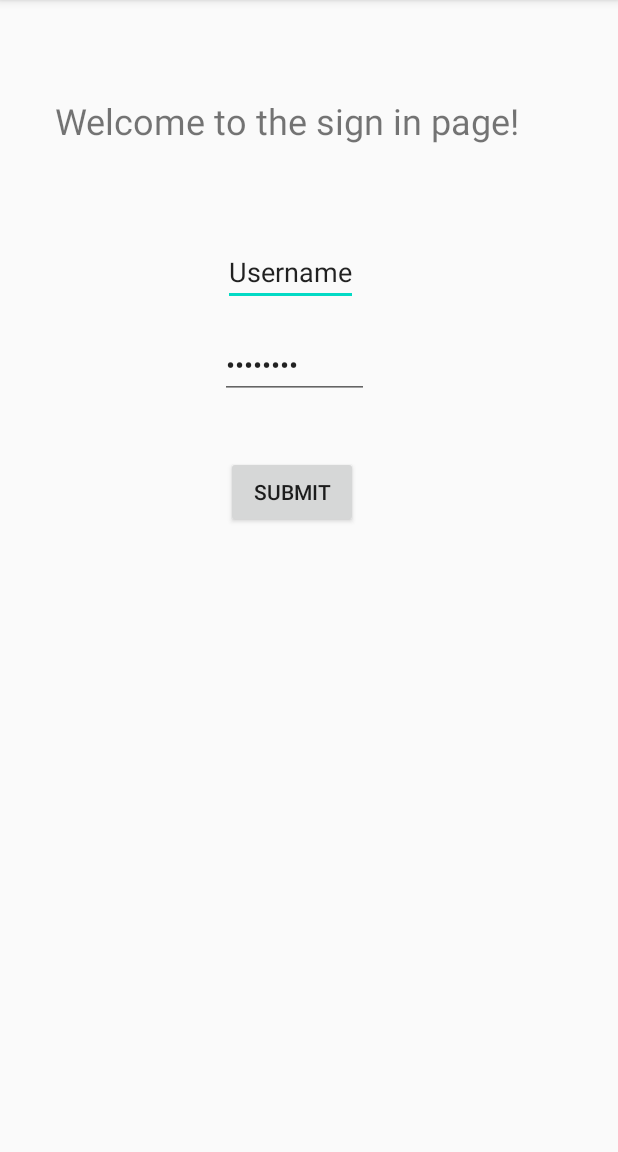
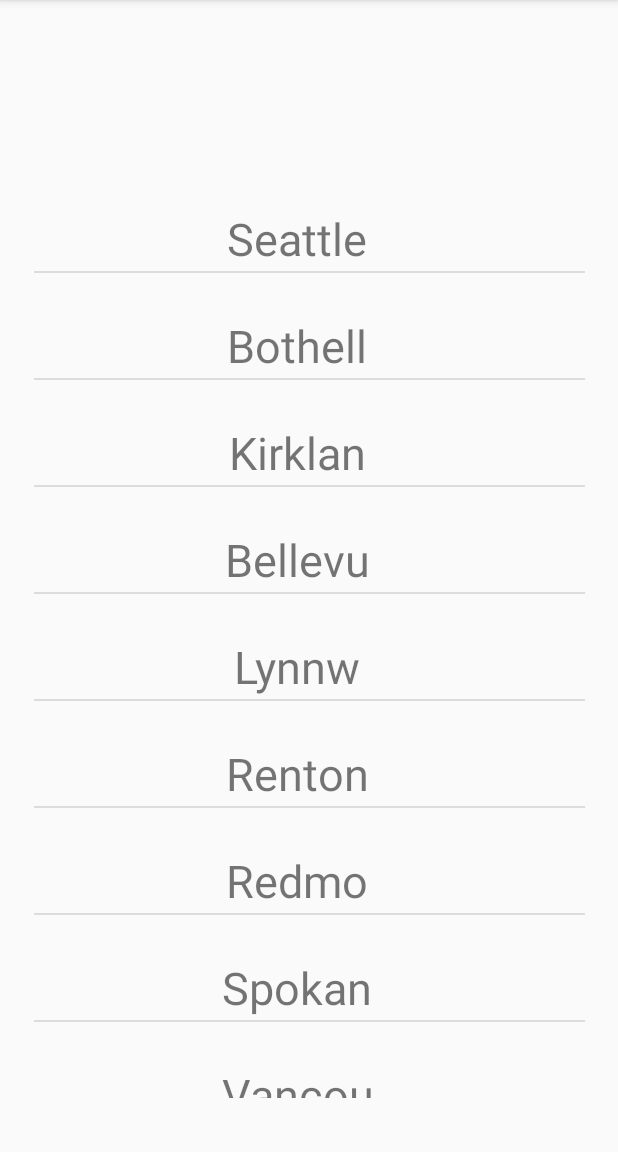
Before and after one commit to jdlacy/BIT371-App1, an Android app: the screen it shows after launch (MainActivity), on a phone screen of 412 x 824 dp, the part 84-1236 px from its top. Run offline under Robolectric (Android 15) with nearby library versions, the phone set to English and light mode, and no system bars.

Commit message:
Created a city list for primary activity

```diff
--- a/app/src/main/AndroidManifest.xml
+++ b/app/src/main/AndroidManifest.xml
@@ -9,7 +9,6 @@
         android:roundIcon="@mipmap/ic_launcher_round"
         android:supportsRtl="true"
         android:theme="@style/AppTheme">
-        <activity android:name=".UserConfirmationActivity"></activity>
         <activity android:name=".cred_check" />
         <activity android:name=".MainActivity">
             <intent-filter>
--- a/app/src/main/java/com/example/helloworld/MainActivity.java
+++ b/app/src/main/java/com/example/helloworld/MainActivity.java
@@ -4,35 +4,33 @@ import android.content.Intent;
 import android.os.Bundle;
 import android.util.Log;
 import android.view.View;
+import android.widget.AdapterView;
+import android.widget.ArrayAdapter;
 import android.widget.EditText;
+import android.widget.ListView;
 import android.widget.TextView;
 import androidx.appcompat.app.AppCompatActivity;
 
 import org.w3c.dom.Text;
 
 public class MainActivity extends AppCompatActivity {
-
+    private final String[] cities = {"Seattle", "Bothell", "Kirkland", "Bellevue", "Lynnwood",
+            "Renton", "Redmond", "Spokane", "Vancouver", "Tacoma", "Olympia", "Bellingham",
+            "Arlington", "Everett", "Woodinville", "Monroe", "New Castle", "Ballard", "Lacey"};
     @Override
     protected void onCreate(Bundle savedInstanceState) {
         super.onCreate(savedInstanceState);
         setContentView(R.layout.activity_main);
 
+        ArrayAdapter<String> adapter = new ArrayAdapter<>(this, R.layout.listview_layout, R.id.city, cities);
+        ListView lv = findViewById(R.id.theList);
+        lv.setAdapter(adapter);
+        lv.setOnItemClickListener(new AdapterView.OnItemClickListener() {
+            @Override
+            public void onItemClick(AdapterView<?> adapterView, View view, int i, long l) {
+                Log.i("MSG: ", "This is city number " + i + " in the list.");
+            }
+        });
     }
 
-
-    public void CredCheck (View view){
-        TextView welcome = findViewById(R.id.welcome);
-        EditText userkey = findViewById(R.id.Username);
-        EditText passkey = findViewById(R.id.Password);
-        String userID = userkey.getText().toString().trim();
-        String userPass = passkey.getText().toString().trim();
-
-        Log.i("USER ENTRY DETECTED!", "Username entry: " + userID);
-        Log.i("USER ENTRY DETECTED!", "Password entry: " + userPass);
-
-        Intent creds = new Intent(getApplicationContext(), UserConfirmationActivity.class);
-        creds.putExtra("Username", userID);
-        creds.putExtra("Password", userPass);
-        startActivity(creds);
-    }
 }
--- a/app/src/main/java/com/example/helloworld/UserConfirmationActivity.java
+++ /dev/null
@@ -1,36 +0,0 @@
-package com.example.helloworld;
-
-import androidx.appcompat.app.AppCompatActivity;
-
-import android.os.Bundle;
-import android.util.Log;
-import android.widget.EditText;
-import android.widget.TextView;
-
-import org.w3c.dom.Text;
-
-public class UserConfirmationActivity extends AppCompatActivity {
-
-    private String IDyes = "isThisHow";
-    private String passYes = "ThisWorks?";
-
-    @Override
-    protected void onCreate(Bundle savedInstanceState) {
-        super.onCreate(savedInstanceState);
-        setContentView(R.layout.activity_user_confirmation);
-
-        TextView message = findViewById(R.id.textView);
-        String userID = getIntent().getStringExtra("Username");
-        String userPass = getIntent().getStringExtra("Password");
-
-        if (IDyes.equals(userID) && (passYes.equals(userPass))) {
-            Log.i("SUCCESS", "user ID and password accepted");
-            message.setText("Welcome " + userID + "!");
-        }
-        else
-        {
-            Log.i("FAILURE", "credentials do not match record");
-            message.setText("Username/Password combination is wrong");
-        }
-    }
-}
--- a/app/src/main/res/layout/activity_main.xml
+++ b/app/src/main/res/layout/activity_main.xml
@@ -6,63 +6,19 @@
     android:layout_height="match_parent"
     tools:context=".MainActivity">
 
-    <TextView
-        android:id="@+id/welcome"
-        android:layout_width="wrap_content"
-        android:layout_height="wrap_content"
-        android:layout_marginStart="101dp"
-        android:layout_marginTop="67dp"
-        android:layout_marginEnd="130dp"
-        android:layout_marginBottom="65dp"
-        android:text="Welcome to the sign in page!"
-        android:textSize="24sp"
-        app:layout_constraintBottom_toTopOf="@+id/Username"
+    <ListView
+        android:id="@+id/theList"
+        android:layout_width="367dp"
+        android:layout_height="621dp"
+        android:layout_marginStart="1dp"
+        android:layout_marginTop="4dp"
+        android:layout_marginEnd="1dp"
+        android:layout_marginBottom="36dp"
+        android:textAlignment="viewStart"
+        android:textDirection="ltr"
+        app:layout_constraintBottom_toBottomOf="parent"
         app:layout_constraintEnd_toEndOf="parent"
         app:layout_constraintStart_toStartOf="parent"
-        app:layout_constraintTop_toTopOf="parent" />
-
-    <EditText
-        android:id="@+id/Username"
-        android:layout_width="wrap_content"
-        android:layout_height="wrap_content"
-        android:inputType="text"
-        android:text="Username"
-        app:layout_constraintBottom_toBottomOf="parent"
-        app:layout_constraintHorizontal_bias="0.461"
-        app:layout_constraintLeft_toLeftOf="parent"
-        app:layout_constraintRight_toRightOf="parent"
-        app:layout_constraintTop_toTopOf="parent"
-        app:layout_constraintVertical_bias="0.22" />
-
-    <EditText
-        android:id="@+id/Password"
-        android:layout_width="99dp"
-        android:layout_height="42dp"
-        android:layout_marginStart="162dp"
-        android:layout_marginTop="20dp"
-        android:layout_marginEnd="187dp"
-        android:inputType="textPassword"
-        android:text="Password"
-        app:layout_constraintEnd_toEndOf="parent"
-        app:layout_constraintHorizontal_bias="0.432"
-        app:layout_constraintStart_toStartOf="parent"
-        app:layout_constraintTop_toBottomOf="@+id/Username" />
-
-    <Button
-        android:id="@+id/button"
-        android:layout_width="wrap_content"
-        android:layout_height="wrap_content"
-        android:layout_marginStart="119dp"
-        android:layout_marginTop="100dp"
-        android:layout_marginEnd="145dp"
-        android:layout_marginBottom="416dp"
-        android:onClick="CredCheck"
-        android:text="Submit"
-        app:layout_constraintBottom_toBottomOf="parent"
-        app:layout_constraintEnd_toEndOf="parent"
-        app:layout_constraintHorizontal_bias="0.525"
-        app:layout_constraintStart_toStartOf="parent"
-        app:layout_constraintTop_toBottomOf="@+id/Username"
-        app:layout_constraintVertical_bias="0.0" />
+        app:layout_constraintTop_toBottomOf="@+id/city" />
 
 </androidx.constraintlayout.widget.ConstraintLayout>
--- /dev/null
+++ b/app/src/main/res/layout/listview_layout.xml
@@ -0,0 +1,25 @@
+<?xml version="1.0" encoding="utf-8"?>
+<androidx.constraintlayout.widget.ConstraintLayout
+    xmlns:android="http://schemas.android.com/apk/res/android"
+    xmlns:app="http://schemas.android.com/apk/res-auto"
+    xmlns:tools="http://schemas.android.com/tools"
+    android:layout_width="match_parent"
+    android:layout_height="match_parent">
+
+    <TextView
+        android:id="@+id/city"
+        android:layout_width="101dp"
+        android:layout_height="42dp"
+        android:layout_marginStart="191dp"
+        android:layout_marginTop="28dp"
+        android:layout_marginEnd="170dp"
+        android:text="City"
+        android:textAlignment="center"
+        android:textSize="30sp"
+        app:layout_constraintEnd_toEndOf="parent"
+        app:layout_constraintHorizontal_bias="0.705"
+        app:layout_constraintStart_toStartOf="parent"
+        app:layout_constraintTop_toTopOf="parent" />
+
+
+</androidx.constraintlayout.widget.ConstraintLayout>
```
